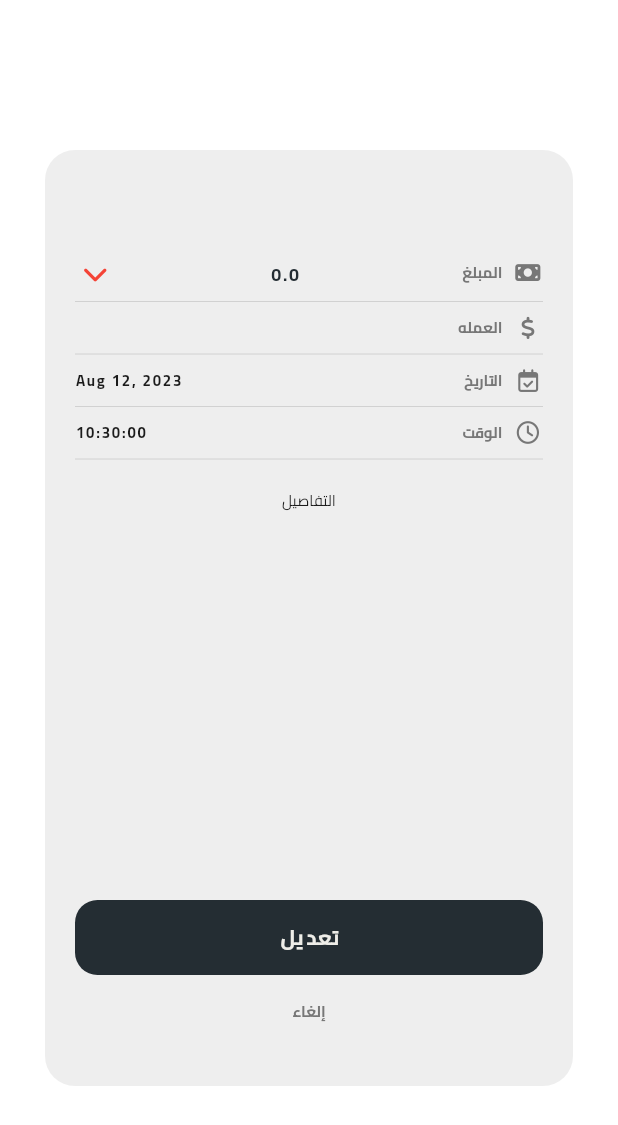
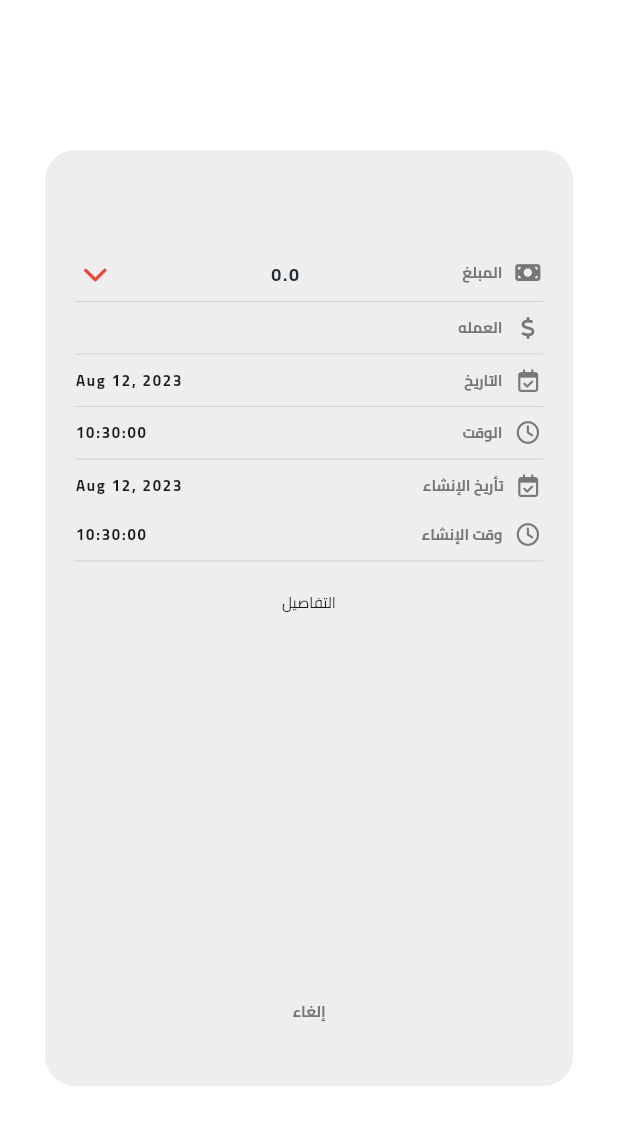
Before and after one commit to Hazem-smawy/flutter_accountting_app, a Flutter app: the DetialInfoSheet screen opened directly with empty values, on a phone screen of 412 x 824 dp. Shown: the top 1125 px of the screen. Run offline on Flutter 3.47's test engine with Material 2 defaults, Android fonts, the phone set to English and light mode, and no system bars; our stand-ins replace font_awesome_flutter, get, sqflite; accounts and stored records are empty.

Commit message:
check some error and the details page error

```diff
--- a/lib/controller/customer_account_controller.dart
+++ b/lib/controller/customer_account_controller.dart
@@ -1,4 +1,5 @@
 import 'package:account_app/controller/accgroup_controller.dart';
+import 'package:account_app/controller/home_controller.dart';
 import 'package:account_app/models/customer_account.dart';
 import 'package:account_app/service/customer_account_data.dart';
 import 'package:get/get.dart';
--- a/lib/screen/details/details.dart
+++ b/lib/screen/details/details.dart
@@ -76,7 +76,7 @@ class _DetailsScreenState extends State<DetailsScreen> {
   @override
   Widget build(BuildContext context) {
     return journals.isEmpty
-        ? Text("data")
+        ? SizedBox()
         : Scaffold(
             body: SafeArea(
               child: Padding(
@@ -273,9 +273,20 @@ class _DetailsScreenState extends State<DetailsScreen> {
                               ],
                             ),
                           ),
-                          Text(
-                            "\$$resultMoney",
-                            style: myTextStyles.title1,
+                          Row(
+                            children: [
+                              Text(
+                                curencyController.selectedCurency['symbol'],
+                                style: myTextStyles.body,
+                              ),
+                              SizedBox(
+                                width: 5,
+                              ),
+                              Text(
+                                "$resultMoney",
+                                style: myTextStyles.title1,
+                              ),
+                            ],
                           ),
                           const SizedBox(width: 10),
                           Container(
@@ -324,7 +335,7 @@ class _DetailsScreenState extends State<DetailsScreen> {
                   });
                 } else {
                   CustomDialog.customSnackBar(
-                      "تم ايقاف هذه العمله من الاعدادات", SnackPosition.BOTTOM);
+                      "تم ايقاف هذا الحساب من الاعدادات", SnackPosition.BOTTOM);
                   return;
                 }
               },
@@ -349,13 +360,14 @@ class DetailsSammaryWidget extends StatelessWidget {
   final String title;
   final String subTitle;
   final Color color;
-  const DetailsSammaryWidget(
+  DetailsSammaryWidget(
       {Key? key,
       required this.icon,
       required this.title,
       required this.subTitle,
       required this.color})
       : super(key: key);
+  CurencyController curencyController = Get.find();
 
   @override
   Widget build(BuildContext context) {
@@ -380,7 +392,14 @@ class DetailsSammaryWidget extends StatelessWidget {
                 ),
                 const Spacer(),
                 Text(
-                  "\$$title :",
+                  curencyController.selectedCurency['symbol'],
+                  style: myTextStyles.body,
+                ),
+                SizedBox(
+                  width: 5,
+                ),
+                Text(
+                  "$title :",
                   style: myTextStyles.title1,
                 ),
                 const SizedBox(width: 5),
@@ -487,7 +506,7 @@ class DetialInfoSheet extends StatelessWidget {
                 children: [
                   Text(
                     DateFormater.DateFormat.yMMMd()
-                        .format(detailsRows.createdAt),
+                        .format(detailsRows.registeredAt),
                     style: myTextStyles.subTitle
                         .copyWith(color: MyColors.blackColor),
                   ),
@@ -502,12 +521,46 @@ class DetialInfoSheet extends StatelessWidget {
                 mainAxisAlignment: MainAxisAlignment.spaceBetween,
                 children: [
                   Text(
+                    DateFormater.DateFormat.Hms()
+                        .format(detailsRows.registeredAt),
+                    style: myTextStyles.subTitle
+                        .copyWith(color: MyColors.blackColor),
+                  ),
+                  const InfoTitleWidget(
+                    title: "الوقت",
+                    icon: FontAwesomeIcons.clock,
+                  ),
+                ],
+              ),
+              Divider(),
+              Row(
+                mainAxisAlignment: MainAxisAlignment.spaceBetween,
+                children: [
+                  Text(
+                    DateFormater.DateFormat.yMMMd()
+                        .format(detailsRows.createdAt),
+                    style: myTextStyles.subTitle
+                        .copyWith(color: MyColors.blackColor),
+                  ),
+                  const InfoTitleWidget(
+                    title: "تأريخ الإنشاء",
+                    icon: FontAwesomeIcons.calendarCheck,
+                  ),
+                ],
+              ),
+              SizedBox(
+                height: 14,
+              ),
+              Row(
+                mainAxisAlignment: MainAxisAlignment.spaceBetween,
+                children: [
+                  Text(
                     DateFormater.DateFormat.Hms().format(detailsRows.createdAt),
                     style: myTextStyles.subTitle
                         .copyWith(color: MyColors.blackColor),
                   ),
                   const InfoTitleWidget(
-                    title: "الوقت",
+                    title: "وقت الإنشاء",
                     icon: FontAwesomeIcons.clock,
                   ),
                 ],
@@ -569,21 +622,21 @@ class DetialInfoSheet extends StatelessWidget {
               const Spacer(),
 
               //  CustomBtnWidget(color: Colors.green, label: "تعديل"),
-              ElevatedButton(
-                onPressed: () {},
-                style: ElevatedButton.styleFrom(
-                    backgroundColor: MyColors.lessBlackColor,
-                    elevation: 0,
-                    minimumSize: const Size.fromHeight(50),
-                    shape: RoundedRectangleBorder(
-                        borderRadius: BorderRadius.circular(15))),
-                child: Text(
-                  "تعد يل",
-                  style: myTextStyles.title1.copyWith(
-                    color: MyColors.background,
-                  ),
-                ),
-              ),
+              // ElevatedButton(
+              //   onPressed: () {},
+              //   style: ElevatedButton.styleFrom(
+              //       backgroundColor: MyColors.lessBlackColor,
+              //       elevation: 0,
+              //       minimumSize: const Size.fromHeight(50),
+              //       shape: RoundedRectangleBorder(
+              //           borderRadius: BorderRadius.circular(15))),
+              //   child: Text(
+              //     "تعد يل",
+              //     style: myTextStyles.title1.copyWith(
+              //       color: MyColors.background,
+              //     ),
+              //   ),
+              // ),
               const SizedBox(height: 15),
               GestureDetector(
                 onTap: () => Get.back(),
--- a/lib/screen/main_screen/main_screen.dart
+++ b/lib/screen/main_screen/main_screen.dart
@@ -145,7 +145,9 @@ class MyMainScreen extends StatelessWidget {
                       ).then((value) async {
                         homeController
                             .getCustomerAccountsFromCurencyAndAccGroupIds();
-
+                        accGroupCurencyController
+                            .getAllAccGroupAndCurency()
+                            .then((value) {
                           var index = accGroupCurencyController
                               .allAccgroupsAndCurency
                               .indexWhere((element) =>
@@ -163,6 +165,7 @@ class MyMainScreen extends StatelessWidget {
                                 curve: Curves.linear);
                           }
                         });
+                      });
                     }
                   } else {
                     CustomDialog.customSnackBar(
--- a/lib/screen/settings/acc_group_setting.dart
+++ b/lib/screen/settings/acc_group_setting.dart
@@ -278,6 +278,7 @@ class NewAccGroupSheet extends StatelessWidget {
                                         .updateAccGroup(accgroup)
                                     : await accGroupController
                                         .createAccGroup(accgroup);
+                                accGroupController.readAllAccGroup();
                               }
                             } catch (e) {
                               // print("some error : $e");
--- a/lib/screen/settings/curency_setting.dart
+++ b/lib/screen/settings/curency_setting.dart
@@ -303,6 +303,7 @@ class NewCurencySheet extends StatelessWidget {
                         isEdding
                             ? await curencyController.updateCurency(curency)
                             : await curencyController.createCurency(curency);
+                        curencyController.readAllCurency();
                       }
                     } catch (e) {}
                   },
--- a/lib/screen/settings/customer_setting.dart
+++ b/lib/screen/settings/customer_setting.dart
@@ -5,6 +5,7 @@ import 'package:account_app/constant/shadows.dart';
 import 'package:account_app/constant/text_styles.dart';
 import 'package:account_app/controller/customer_account_controller.dart';
 import 'package:account_app/controller/customers_controller.dart';
+import 'package:account_app/controller/home_controller.dart';
 import 'package:account_app/models/customer_model.dart';
 import 'package:account_app/widget/custom_btns_widges.dart';
 import 'package:account_app/widget/custom_dialog.dart';
@@ -202,6 +203,7 @@ class NewCustomerSheet extends StatelessWidget {
   final bool isEditing;
   NewCustomerSheet({super.key, this.isEditing = false});
   CustomerController customerController = Get.find();
+  HomeController homeController = Get.find();
 
   @override
   Widget build(BuildContext context) {
@@ -361,6 +363,9 @@ class NewCustomerSheet extends StatelessWidget {
                         isEditing
                             ? await customerController.updateCustomer(customer)
                             : await customerController.createCusomer(customer);
+
+                        homeController
+                            .getCustomerAccountsFromCurencyAndAccGroupIds();
                       }
                     } catch (e) {
                       //print(e);
--- a/lib/service/database/database_service.dart
+++ b/lib/service/database/database_service.dart
@@ -36,7 +36,7 @@ class DatabaseService {
   // }
 
   Future<String> get fullPath async {
-    const name = "account_eleven2.db";
+    const name = "account_eleven3.db";
     final path = await getDatabasesPath();
     return join(path, name);
   }
--- a/lib/widget/custom_btns_widges.dart
+++ b/lib/widget/custom_btns_widges.dart
@@ -14,14 +14,10 @@ class CustomBackBtnWidget extends StatelessWidget {
   @override
   Widget build(BuildContext context) {
     return Container(
-      // padding: const EdgeInsets.symmetric(horizontal: 15, vertical: 8),
       decoration: BoxDecoration(
         borderRadius: BorderRadius.circular(
           12,
         ),
-        // border: Border.all(
-        //   color: MyColors.bg.withOpacity(0.6),
-        // ),
         color: MyColors.bg,
       ),
       child: Row(
```
Also changed, not shown: lib/screen/new_account/new_account.dart (+10 -4 lines), lib/screen/new_record/new_record.dart (+25 -10 lines). Lines whose indentation alone changed are shown as unchanged.
